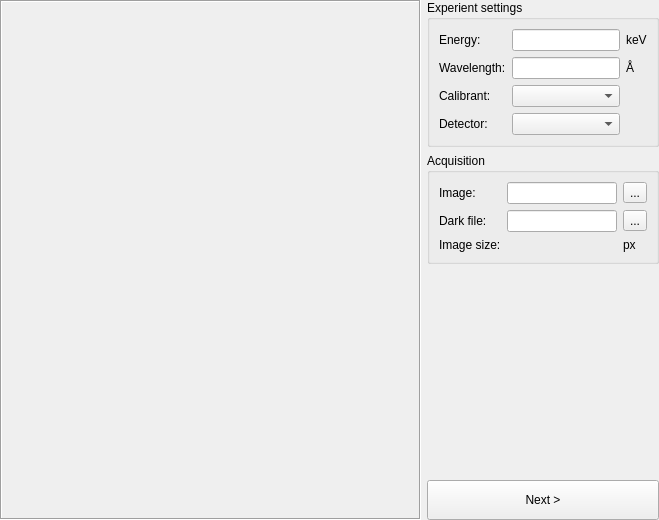
Before: the Qt Designer form pyFAI/resources/gui/calibration-experiment.ui in silx-kit/pyFAI, drawn with Qt 5.
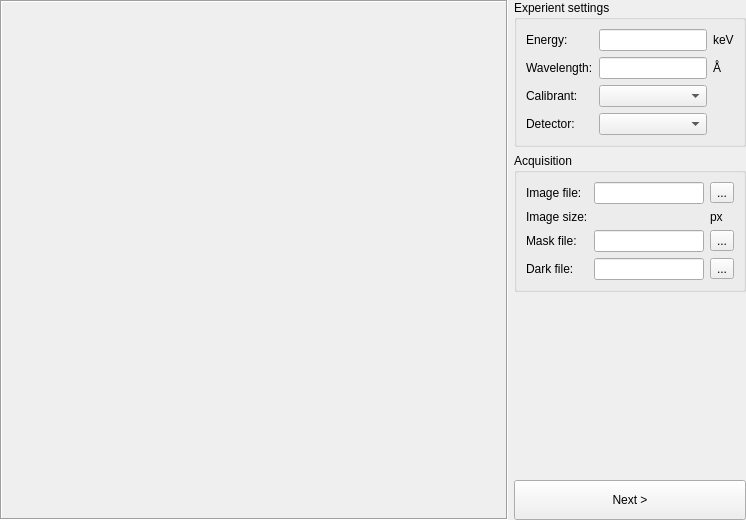
After: the same form once the commit is applied. Custom widgets are drawn as their Qt base class.

Commit message: Load files for image, mask and dark

Diff of the .ui file:
```diff
--- a/pyFAI/resources/gui/calibration-experiment.ui
+++ b/pyFAI/resources/gui/calibration-experiment.ui
@@ -6,7 +6,7 @@
    <rect>
     <x>0</x>
     <y>0</y>
-    <width>659</width>
+    <width>746</width>
     <height>520</height>
    </rect>
   </property>
@@ -154,73 +154,94 @@
         <property name="title">
          <string>Acquisition</string>
         </property>
-        <layout class="QGridLayout" name="gridLayout_13">
-         <item row="2" column="4">
-          <widget class="QLabel" name="_imageSizeUnit">
-           <property name="text">
-            <string>px</string>
-           </property>
-          </widget>
-         </item>
-         <item row="0" column="0">
-          <widget class="QLabel" name="label_2">
-           <property name="text">
-            <string>Image:</string>
-           </property>
-           <property name="buddy">
-            <cstring>_image</cstring>
-           </property>
-          </widget>
-         </item>
+        <layout class="QGridLayout" name="gridLayout" columnstretch="0,0,0">
          <item row="0" column="2">
-          <widget class="QLineEdit" name="_image">
-           <property name="text">
-            <string/>
-           </property>
-          </widget>
-         </item>
-         <item row="0" column="4">
           <widget class="QToolButton" name="_imageLoader">
            <property name="text">
             <string>...</string>
            </property>
           </widget>
          </item>
-         <item row="2" column="0">
-          <widget class="QLabel" name="_imageSizeLabel">
+         <item row="0" column="0">
+          <widget class="QLabel" name="label_2">
            <property name="text">
-            <string>Image size:</string>
+            <string>Image file:</string>
            </property>
-          </widget>
-         </item>
-         <item row="2" column="2">
-          <widget class="QLabel" name="_imageSize">
-           <property name="text">
-            <string/>
+           <property name="buddy">
+            <cstring>_image</cstring>
            </property>
-           <property name="alignment">
-            <set>Qt::AlignRight|Qt::AlignTrailing|Qt::AlignVCenter</set>
-           </property>
           </widget>
          </item>
-         <item row="1" column="0">
+         <item row="3" column="0">
           <widget class="QLabel" name="label_76">
            <property name="text">
             <string>Dark file:</string>
            </property>
           </widget>
          </item>
+         <item row="3" column="2">
+          <widget class="QToolButton" name="_darkLoader">
+           <property name="text">
+            <string>...</string>
+           </property>
+          </widget>
+         </item>
+         <item row="2" column="1">
+          <widget class="QLineEdit" name="_dark_2">
+           <property name="text">
+            <string/>
+           </property>
+          </widget>
+         </item>
          <item row="1" column="2">
+          <widget class="QLabel" name="_imageSizeUnit">
+           <property name="text">
+            <string>px</string>
+           </property>
+          </widget>
+         </item>
+         <item row="2" column="0">
+          <widget class="QLabel" name="label_78">
+           <property name="text">
+            <string>Mask file:</string>
+           </property>
+          </widget>
+         </item>
+         <item row="2" column="2">
+          <widget class="QToolButton" name="_maskLoader">
+           <property name="text">
+            <string>...</string>
+           </property>
+          </widget>
+         </item>
+         <item row="0" column="1">
+          <widget class="QLineEdit" name="_image">
+           <property name="text">
+            <string/>
+           </property>
+          </widget>
+         </item>
+         <item row="3" column="1">
           <widget class="QLineEdit" name="_dark">
            <property name="text">
             <string/>
            </property>
           </widget>
          </item>
-         <item row="1" column="4">
-          <widget class="QToolButton" name="_darkLoader">
+         <item row="1" column="0">
+          <widget class="QLabel" name="_imageSizeLabel">
            <property name="text">
-            <string>...</string>
+            <string>Image size:</string>
+           </property>
+          </widget>
+         </item>
+         <item row="1" column="1">
+          <widget class="QLabel" name="_imageSize">
+           <property name="text">
+            <string/>
+           </property>
+           <property name="alignment">
+            <set>Qt::AlignRight|Qt::AlignTrailing|Qt::AlignVCenter</set>
            </property>
           </widget>
          </item>
```
The commit also changes 1 other file.
